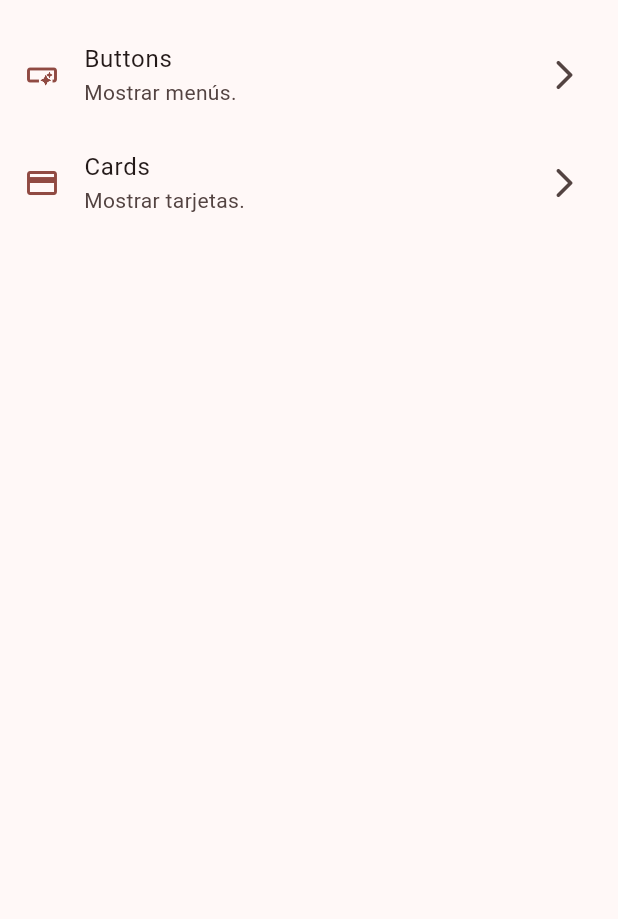
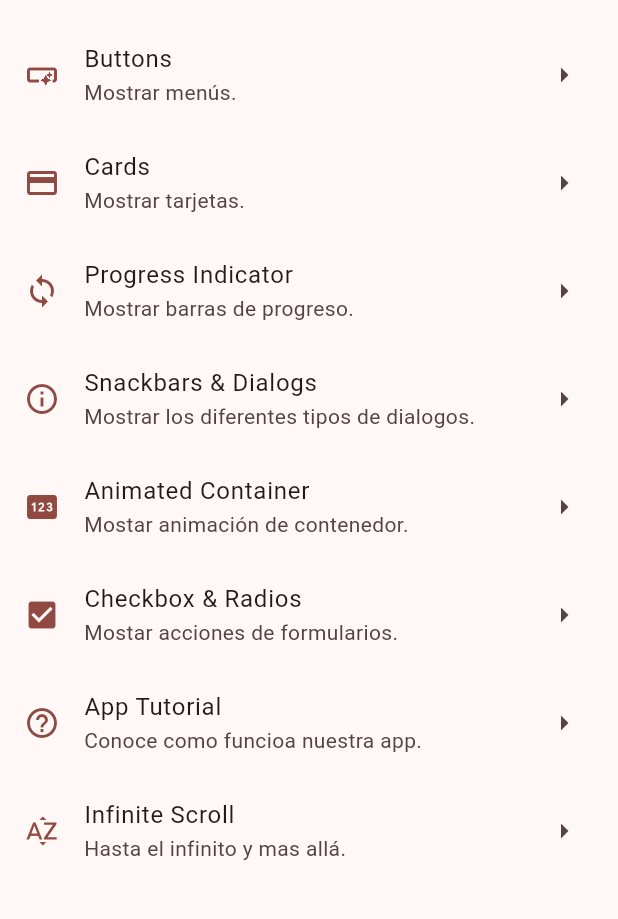
Before and after one commit to jestebanrods/edu-flutter, a Flutter app: the screen it shows after launch, on a phone screen of 412 x 824 dp, the part 63-982 px from its top. Run offline on Flutter 3.47's test engine with Material 2 defaults, Android fonts, the phone set to English and light mode, and no system bars; our stand-ins replace animate_do, dio, go_router, video_player.

Commit message:
feat: ends widgets app

```diff
--- a/flutter/widgets/lib/configs/router.dart
+++ b/flutter/widgets/lib/configs/router.dart
@@ -1,7 +1,13 @@
 import 'package:go_router/go_router.dart';
+import 'package:widgets/presentation/screens/animated_container_screen.dart';
+import 'package:widgets/presentation/screens/app_tutorial.dart';
 import 'package:widgets/presentation/screens/buttons_screen.dart';
 import 'package:widgets/presentation/screens/cards_screen.dart';
+import 'package:widgets/presentation/screens/checkbox_screen.dart';
+import 'package:widgets/presentation/screens/dialogs_screen.dart';
 import 'package:widgets/presentation/screens/home_screen.dart';
+import 'package:widgets/presentation/screens/infinite_scroll_screen.dart';
+import 'package:widgets/presentation/screens/progress_screen.dart';
 
 // GoRouter configuration
 final router = GoRouter(
@@ -10,17 +16,46 @@ final router = GoRouter(
     GoRoute(
       path: '/',
       name: HomeScreen.name,
-      builder: (context, state) => HomeScreen(),
+      builder: (context, state) => const HomeScreen(),
     ),
     GoRoute(
       path: '/buttons',
       name: ButtonsScreen.name,
-      builder: (context, state) => ButtonsScreen(),
+      builder: (context, state) => const ButtonsScreen(),
     ),
     GoRoute(
       path: '/cards',
       name: CardsScreen.name,
-      builder: (context, state) => CardsScreen(),
+      builder: (context, state) => const CardsScreen(),
+    ),
+    GoRoute(
+      path: '/progress',
+      name: ProgressScreen.name,
+      builder: (context, state) => const ProgressScreen(),
+    ),
+    GoRoute(
+      path: '/dialogs',
+      name: DialogsScreen.name,
+      builder: (context, state) => const DialogsScreen(),
+    ),
+    GoRoute(
+      path: '/container',
+      name: AnimatedContainerScreen.name,
+      builder: (context, state) => const AnimatedContainerScreen(),
+    ),
+    GoRoute(
+      path: '/checkbox',
+      name: CheckboxScreen.name,
+      builder: (context, state) => const CheckboxScreen(),
+    ),
+    GoRoute(
+      path: '/tutorial',
+      name: AppTutorialScreen.name,
+      builder: (context, state) => const AppTutorialScreen(),
+    ),
+    GoRoute(
+      path: '/infinite',
+      builder: (context, state) => const InfiniteScrollScreen(),
     ),
   ],
 );
--- a/flutter/widgets/lib/main.dart
+++ b/flutter/widgets/lib/main.dart
@@ -11,6 +11,7 @@ class MainApp extends StatelessWidget {
   @override
   Widget build(BuildContext context) {
     return MaterialApp.router(
+      title: 'Widgets',
       routerConfig: router,
       theme: ThemeData(useMaterial3: true, colorSchemeSeed: Colors.red),
       // home: const HomeScreen(),
--- a/flutter/widgets/lib/menu_item.dart
+++ b/flutter/widgets/lib/menu_item.dart
@@ -6,11 +6,12 @@ class MenuItem {
   final String link;
   final IconData icon;
 
-  const MenuItem(
-      {required this.title,
+  const MenuItem({
+    required this.title,
     required this.subtitle,
     required this.link,
-      required this.icon});
+    required this.icon,
+  });
 }
 
 const menuItems = <MenuItem>[
@@ -18,10 +19,48 @@ const menuItems = <MenuItem>[
     title: 'Buttons',
     subtitle: 'Mostrar menús.',
     link: '/buttons',
-      icon: Icons.smart_button_outlined),
+    icon: Icons.smart_button_outlined,
+  ),
   MenuItem(
     title: 'Cards',
     subtitle: 'Mostrar tarjetas.',
     link: '/cards',
-      icon: Icons.credit_card)
+    icon: Icons.credit_card,
+  ),
+  MenuItem(
+    title: 'Progress Indicator',
+    subtitle: 'Mostrar barras de progreso.',
+    link: '/progress',
+    icon: Icons.sync,
+  ),
+  MenuItem(
+    title: 'Snackbars & Dialogs',
+    subtitle: 'Mostrar los diferentes tipos de dialogos.',
+    link: '/dialogs',
+    icon: Icons.info_outline,
+  ),
+  MenuItem(
+    title: "Animated Container",
+    subtitle: "Mostar animación de contenedor.",
+    link: "/container",
+    icon: Icons.pin,
+  ),
+  MenuItem(
+    title: "Checkbox & Radios",
+    subtitle: "Mostar acciones de formularios.",
+    link: "/checkbox",
+    icon: Icons.check_box,
+  ),
+  MenuItem(
+    title: "App Tutorial",
+    subtitle: "Conoce como funcioa nuestra app.",
+    link: "/tutorial",
+    icon: Icons.help_outline,
+  ),
+  MenuItem(
+    title: "Infinite Scroll",
+    subtitle: "Hasta el infinito y mas allá.",
+    link: "/infinite",
+    icon: Icons.sort_by_alpha_outlined,
+  ),
 ];
--- a/flutter/widgets/lib/presentation/screens/home_screen.dart
+++ b/flutter/widgets/lib/presentation/screens/home_screen.dart
@@ -19,11 +19,14 @@ class HomeScreen extends StatelessWidget {
         itemBuilder: (context, index) {
           final colors = Theme.of(context).colorScheme;
           return ListTile(
-            leading: Icon(
-              menuItems[index].icon,
-              color: colors.primary,
+            leading: SizedBox(
+              height: double.infinity,
+              child: Icon(
+                menuItems[index].icon,
+                color: colors.primary,
+              ),
             ),
-            trailing: const Icon(Icons.arrow_forward_ios_rounded),
+            trailing: const Icon(Icons.arrow_right),
             title: Text(menuItems[index].title),
             subtitle: Text(menuItems[index].subtitle),
             onTap: () {
--- a/flutter/widgets/pubspec.yaml
+++ b/flutter/widgets/pubspec.yaml
@@ -7,6 +7,7 @@ environment:
   sdk: '>=2.19.6 <3.0.0'
 
 dependencies:
+  animate_do: ^3.0.2
   flutter:
     sdk: flutter
   go_router: ^7.1.1
@@ -18,3 +19,5 @@ dev_dependencies:
 
 flutter:
   uses-material-design: true
+  assets:
+    - ./assets/images/
```
Also changed, not shown: flutter/widgets/lib/presentation/screens/animated_container_screen.dart (added, +41 -0 lines), flutter/widgets/lib/presentation/screens/app_tutorial.dart (added, +127 -0 lines), flutter/widgets/lib/presentation/screens/checkbox_screen.dart (added, +83 -0 lines), flutter/widgets/lib/presentation/screens/dialogs_screen.dart (added, +63 -0 lines), flutter/widgets/lib/presentation/screens/infinite_scroll_screen.dart (added, +162 -0 lines), flutter/widgets/lib/presentation/screens/progress_screen.dart (added, +62 -0 lines), flutter/widgets/assets/images/1.png (added), flutter/widgets/assets/images/2.png (added), flutter/widgets/assets/images/3.png (added), flutter/widgets/assets/images/jar-loading.gif (added), flutter/widgets/pubspec.lock. Lines whose indentation alone changed are shown as unchanged.
